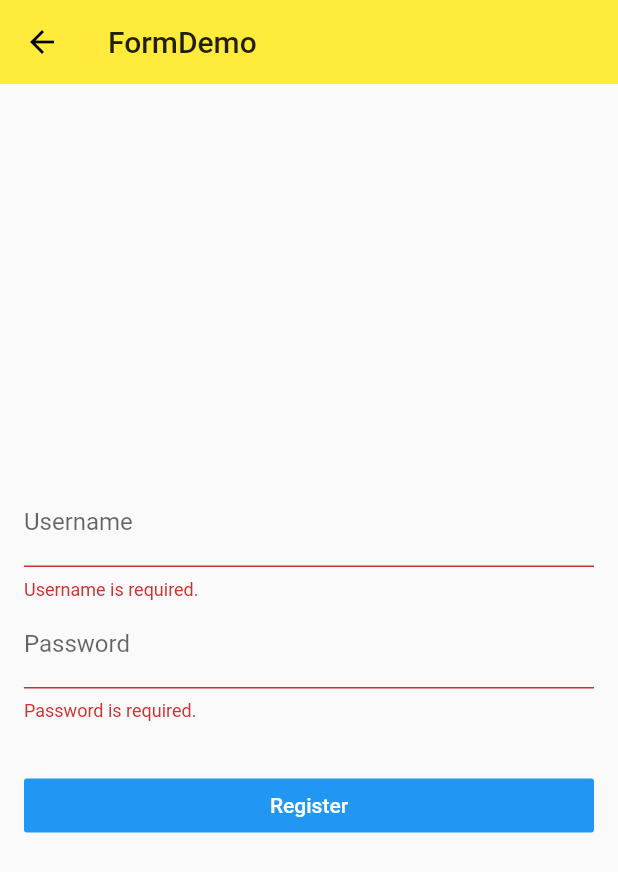
After one commit to lpeihan/flutter_demos, a Flutter app: the screen it shows after launch, after a tap on "Register", on a phone screen of 412 x 824 dp. The commit adds this screen. Shown: the top 872 px of the screen. Run offline on Flutter 3.47's test engine with Material 2 defaults, Android fonts, the phone set to English and light mode, and no system bars; network calls fail.

Commit message:
feat: add  form_demo.dart

```diff
--- /dev/null
+++ b/lib/demo/form_demo.dart
@@ -0,0 +1,173 @@
+import 'package:flutter/material.dart';
+
+class FormDemo extends StatelessWidget {
+  @override
+  Widget build(BuildContext context) {
+    return Scaffold(
+      appBar: AppBar(
+        title: Text('FormDemo'),
+        elevation: 0.0,
+      ),
+      body: Theme(
+        data: Theme.of(context).copyWith(
+          primaryColor: Colors.black,
+        ),
+        child: Container(
+          padding: EdgeInsets.all(16.0),
+          child: Column(
+            mainAxisAlignment: MainAxisAlignment.center,
+            children: <Widget>[
+              RegisterForm(),
+            ],
+          ),
+        ),
+      ),
+    );
+  }
+}
+
+class RegisterForm extends StatefulWidget {
+  @override
+  RegisterFormState createState() => RegisterFormState();
+}
+
+class RegisterFormState extends State<RegisterForm> {
+  final registerFormKey = GlobalKey<FormState>();
+  String username, password;
+  bool autovalidate = false;
+
+  void submitRegisterForm() {
+    if (registerFormKey.currentState.validate()) {
+      registerFormKey.currentState.save();
+
+      debugPrint('username: $username');
+      debugPrint('password: $password');
+
+      Scaffold.of(context).showSnackBar(
+        SnackBar(
+          content: Text('Registering...'),
+        )
+      );
+    } else {
+      setState(() {
+        autovalidate = true;
+      });
+    }
+  }
+
+  String validateUsername(value) {
+    if (value.isEmpty) {
+      return 'Username is required.';
+    }
+
+    return null;
+  }
+
+  String validatePassword(value) {
+    if (value.isEmpty) {
+      return 'Password is required.';
+    }
+
+    return null;
+  }
+
+  @override
+  Widget build(BuildContext context) {
+    return Form(
+      key: registerFormKey,
+      child: Column(
+        children: <Widget>[
+          TextFormField(
+            decoration: InputDecoration(
+              labelText: 'Username',
+              helperText: '',
+            ),
+            onSaved: (value) {
+              username = value;
+            },
+            validator: validateUsername,
+            autovalidate: autovalidate,
+          ),
+          TextFormField(
+            obscureText: true,
+            decoration: InputDecoration(
+              labelText: 'Password',
+              helperText: '',
+            ),
+            onSaved: (value) {
+              password = value;
+            },
+            validator: validatePassword,
+            autovalidate: autovalidate,
+          ),
+          SizedBox(height: 32.0,),
+          Container(
+            width: double.infinity,
+            child: RaisedButton(
+              color: Theme.of(context).accentColor,
+              child: Text('Register', style: TextStyle(color: Colors.white)),
+              elevation: 0.0,
+              onPressed: submitRegisterForm,
+            ),
+          ),
+        ],
+      ),
+    );
+  }
+}
+
+class TextFieldDemo extends StatefulWidget {
+  @override
+  TextFieldDemoState createState() => TextFieldDemoState();
+}
+
+class TextFieldDemoState extends State<TextFieldDemo> {
+  final textEditingController = TextEditingController();
+
+  @override
+  void dispose() {
+    textEditingController.dispose();
+    super.dispose();
+  }
+
+  @override
+  void initState() {
+    super.initState();
+    // textEditingController.text = 'hi';
+    textEditingController.addListener(
+      () {
+        debugPrint('input: ${textEditingController.text}');
+      }
+    );
+  }
+
+  @override
+  Widget build(BuildContext context) {
+    return TextField(
+      controller: textEditingController,
+      // onChanged: (value) {
+      //   debugPrint('input: $value');
+      // },
+      onSubmitted: (value) {
+        debugPrint('submit: $value');
+      },
+      decoration: InputDecoration(
+        icon: Icon(Icons.subject),
+        labelText: 'Title',
+        hintText: 'Enter the post title.',
+        // border: InputBorder.none,
+        // border: OutlineInputBorder(),
+        filled: true,
+      ),
+    );
+  }
+}
+
+class ThemeDemo extends StatelessWidget {
+  @override
+  Widget build(BuildContext context) {
+    return Container(
+      color: Theme.of(context).accentColor,
+    );
+  }
+}
--- a/lib/main.dart
+++ b/lib/main.dart
@@ -1,4 +1,6 @@
 import 'package:flutter/material.dart';
+import 'demo/form_demo.dart';
+import 'demo/just_demo.dart';
 import 'demo/navigation_demo.dart';
 import 'demo/sliver_demo.dart';
 import 'pages/home_page.dart';
@@ -20,11 +22,13 @@ class MyApp extends StatelessWidget {
         highlightColor: Color.fromRGBO(255, 255, 255, 0.5),
         splashColor: Colors.white70
       ),
-      initialRoute: '/',
+      initialRoute: '/form',
       routes: {
         '/': (context) => HomePage(),
         '/about': (context) => Page(title: 'about'),
-        '/sliver': (context) => SliverDemo()
+        '/sliver': (context) => SliverDemo(),
+        '/just': (context) => JustDemo(),
+        '/form': (context) => FormDemo()
       },
     );
   }
--- a/lib/pages/home_page.dart
+++ b/lib/pages/home_page.dart
@@ -21,7 +21,7 @@ class HomePage extends StatelessWidget {
       length: 4,
       child: Scaffold(
         appBar: AppBar(
-          title: Text('网易云音乐'),
+          title: Text('网易云音乐~'),
           actions: <Widget>[
             IconButton(
               icon: Icon(Icons.search),
```
Also changed, not shown: lib/demo/just_demo.dart (added, +19 -0 lines), 1 other file.
